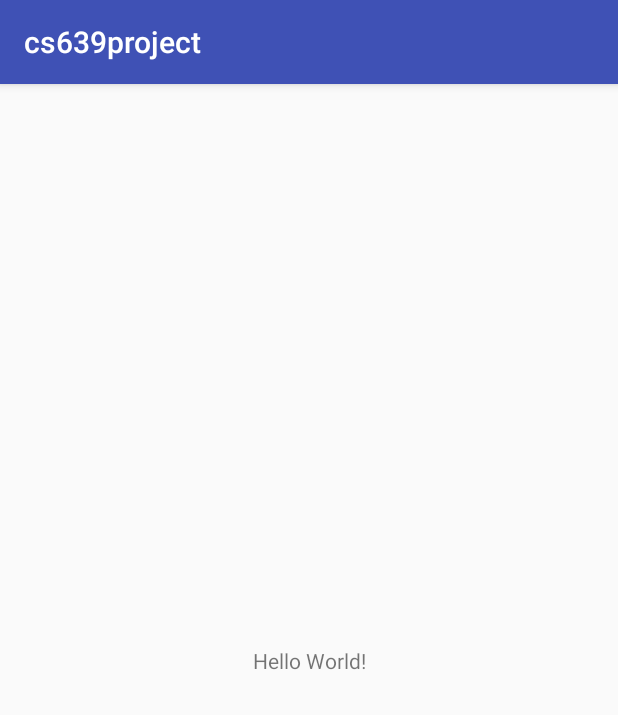
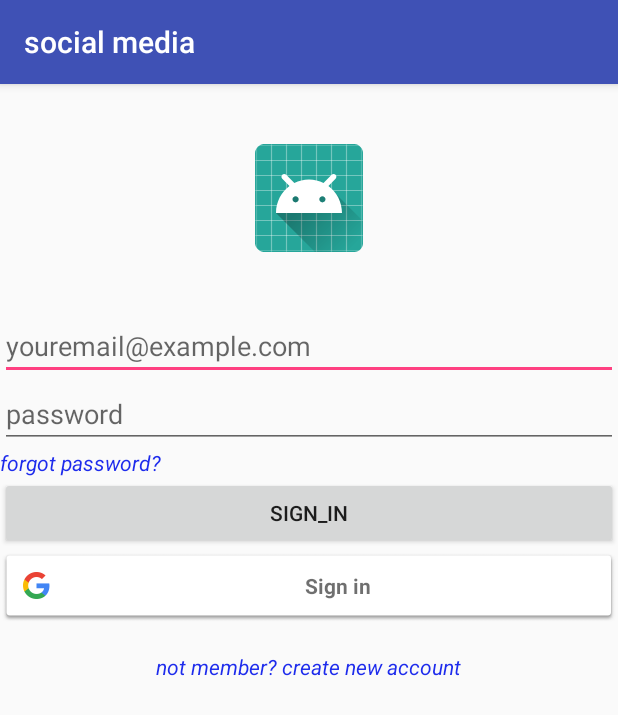
Before and after one commit to shardul91/CS639Project, an Android app: the screen it shows after launch (MainActivity before the commit, Login_Register_Activity after it), on a phone screen of 412 x 824 dp. Shown: the top 715 px of the screen. Run offline under Robolectric (Android 15) with nearby library versions, the phone set to English and light mode, and no system bars; our stand-ins replace Firebase (no records; nobody signed in at launch, a user with empty details on screens opened directly).

Commit message:
Login/registration complete

```diff
--- a/app/build.gradle
+++ b/app/build.gradle
@@ -22,7 +22,11 @@ dependencies {
     implementation fileTree(dir: 'libs', include: ['*.jar'])
     implementation 'com.android.support:appcompat-v7:26.1.0'
     implementation 'com.android.support.constraint:constraint-layout:1.0.2'
+    implementation 'com.google.firebase:firebase-auth:12.0.1'
     testImplementation 'junit:junit:4.12'
     androidTestImplementation 'com.android.support.test:runner:1.0.1'
     androidTestImplementation 'com.android.support.test.espresso:espresso-core:3.0.1'
+    implementation 'com.google.firebase:firebase-core:12.0.1'
+    implementation 'com.google.android.gms:play-services-auth:12.0.1'
 }
+apply plugin: 'com.google.gms.google-services'
--- a/app/src/main/AndroidManifest.xml
+++ b/app/src/main/AndroidManifest.xml
@@ -16,6 +16,9 @@
                 <category android:name="android.intent.category.LAUNCHER" />
             </intent-filter>
         </activity>
+        <activity android:name=".Login_Register_Activity" />
+        <activity android:name=".CreateNewAccount"
+            android:parentActivityName=".Login_Register_Activity"></activity>
     </application>
 
 </manifest>
--- /dev/null
+++ b/app/src/main/java/com/example/cs639project/cs639project/Login_Register_Activity.java
@@ -0,0 +1,158 @@
+package com.example.cs639project.cs639project;
+
+import android.content.Intent;
+import android.support.annotation.NonNull;
+import android.support.v7.app.AppCompatActivity;
+import android.os.Bundle;
+import android.text.TextUtils;
+import android.util.Log;
+import android.view.View;
+import android.widget.Button;
+import android.widget.EditText;
+import android.widget.ProgressBar;
+import android.widget.TextView;
+import android.widget.Toast;
+import com.google.android.gms.auth.api.signin.GoogleSignIn;
+import com.google.android.gms.auth.api.signin.GoogleSignInAccount;
+import com.google.android.gms.auth.api.signin.GoogleSignInClient;
+import com.google.android.gms.auth.api.signin.GoogleSignInOptions;
+import com.google.android.gms.common.SignInButton;
+import com.google.android.gms.common.api.ApiException;
+import com.google.android.gms.tasks.OnCompleteListener;
+import com.google.android.gms.tasks.Task;
+import com.google.firebase.auth.AuthCredential;
+import com.google.firebase.auth.AuthResult;
+import com.google.firebase.auth.FirebaseAuth;
+import com.google.firebase.auth.FirebaseUser;
+import com.google.firebase.auth.GoogleAuthProvider;
+
+public class Login_Register_Activity extends AppCompatActivity {
+
+    private FirebaseAuth mAuth;
+    EditText mSignIn_email;
+    EditText mSignIn_password;
+    Button mSignIn_button;
+    SignInButton mGoogle_button;
+    TextView mForgot_password;
+    TextView mCreate_new_account;
+    ProgressBar progressBar;
+    GoogleSignInClient mGoogleSignInClient;
+    private final static int RC_SIGN_IN=2;
+
+    @Override
+    protected void onCreate(Bundle savedInstanceState) {
+        super.onCreate(savedInstanceState);
+        setContentView(R.layout.activity_login__register_);
+        //references to the views i the layout
+        mAuth = FirebaseAuth.getInstance();
+        mSignIn_email= findViewById(R.id.signIn_email_holder);
+        mSignIn_password= findViewById(R.id.signIn_password_holder);
+        mSignIn_button= findViewById(R.id.signIn_submit);
+        mGoogle_button= findViewById(R.id.google_signIn_button);
+        mForgot_password= findViewById(R.id.forgot_password);
+        mCreate_new_account= findViewById(R.id.create_new_account);
+        progressBar= findViewById(R.id.progress_bar);
+
+        // Configure Google Sign In
+        GoogleSignInOptions gso = new GoogleSignInOptions.Builder(GoogleSignInOptions.DEFAULT_SIGN_IN)
+                .requestIdToken(getString(R.string.default_web_client_id))
+                .requestEmail()
+                .build();
+        mGoogleSignInClient = GoogleSignIn.getClient(this, gso);
+
+        mGoogle_button.setOnClickListener(new View.OnClickListener() {
+            @Override
+            public void onClick(View v) {
+                SignIn();
+            }
+        });
+
+    }
+
+    public void singInMethod(View view) {
+        String email= mSignIn_email.getText().toString().trim();
+        String password= mSignIn_password.getText().toString().trim();
+        if(!TextUtils.isEmpty(email) && !TextUtils.isEmpty(password)){
+            mAuth.signInWithEmailAndPassword(email, password)
+                    .addOnCompleteListener(this, new OnCompleteListener<AuthResult>() {
+                        public static final String TAG = "";
+                        @Override
+                        public void onComplete(@NonNull Task<AuthResult> task) {
+                            if (task.isSuccessful()) {
+                                // Sign in success, update UI with the signed-in user's information
+                                Log.d(TAG, "signInWithEmail:success");
+                                FirebaseUser user = mAuth.getCurrentUser();
+                                startActivity(new Intent(Login_Register_Activity.this, MainActivity.class));
+                                finish();
+                            } else {
+                                // If sign in fails, display a message to the user.
+                                Log.w(TAG, "signInWithEmail:failure", task.getException());
+                                Toast.makeText(Login_Register_Activity.this, "Authentication failed.",
+                                        Toast.LENGTH_SHORT).show();
+                            }
+                        }
+                    });
+
+        }else{
+            Toast.makeText(this, "Please enter valid email and password", Toast.LENGTH_SHORT).show();
+        }
+
+    }
+
+    public void SignIn() {
+        Intent signInIntent = mGoogleSignInClient.getSignInIntent();
+        startActivityForResult(signInIntent, RC_SIGN_IN);
+    }
+    @Override
+    public void onActivityResult(int requestCode, int resultCode, Intent data) {
+        super.onActivityResult(requestCode, resultCode, data);
+
+        // Result returned from launching the Intent from GoogleSignInApi.getSignInIntent(...);
+        if (requestCode == RC_SIGN_IN) {
+            Task<GoogleSignInAccount> task = GoogleSignIn.getSignedInAccountFromIntent(data);
+            try {
+                // Google Sign In was successful, authenticate with Firebase
+                GoogleSignInAccount account = task.getResult(ApiException.class);
+                firebaseAuthWithGoogle(account);
+            } catch (ApiException e) {
+                // Google Sign In failed, update UI appropriately
+                Toast.makeText(this, "Failed to Log-In", Toast.LENGTH_SHORT).show();
+                // ...
+            }
+        }
+    }
+
+    private void firebaseAuthWithGoogle(GoogleSignInAccount account) {
+        progressBar.setVisibility(View.VISIBLE);
+        AuthCredential credential = GoogleAuthProvider.getCredential(account.getIdToken(), null);
+        mAuth.signInWithCredential(credential)
+                .addOnCompleteListener(this, new OnCompleteListener<AuthResult>() {
+                    @Override
+                    public void onComplete(@NonNull Task<AuthResult> task) {
+                        if (task.isSuccessful()) {
+                            // Sign in success, update UI with the signed-in user's information
+                            Log.d("TAG", "signInWithCredential:success");
+                            FirebaseUser user = mAuth.getCurrentUser();
+                            Toast.makeText(Login_Register_Activity.this, "Login Successful", Toast.LENGTH_SHORT).show();
+                            progressBar.setVisibility(View.GONE);
+                            startActivity(new Intent(Login_Register_Activity.this, MainActivity.class));
+                            finish();
+                        } else {
+                            // If sign in fails, display a message to the user.
+                            progressBar.setVisibility(View.GONE);
+                            Log.w("TAG", "signInWithCredential:failure", task.getException());
+                            Toast.makeText(Login_Register_Activity.this, "Failed to Login", Toast.LENGTH_SHORT).show();
+                        }
+                        // ...
+                    }
+                });
+    }
+
+
+    public void createNewAccountMethod(View view) {
+        startActivity(new Intent(Login_Register_Activity.this, CreateNewAccount.class));
+    }
+
+    public void forgotPasswordMethod(View view) {
+    }
+}
--- a/app/src/main/java/com/example/cs639project/cs639project/MainActivity.java
+++ b/app/src/main/java/com/example/cs639project/cs639project/MainActivity.java
@@ -1,13 +1,74 @@
 package com.example.cs639project.cs639project;
 
+import android.content.Intent;
 import android.support.v7.app.AppCompatActivity;
 import android.os.Bundle;
+import android.view.Menu;
+import android.view.MenuInflater;
+import android.view.MenuItem;
+import android.widget.Toast;
+
+import com.google.firebase.auth.FirebaseAuth;
+import com.google.firebase.auth.FirebaseUser;
 
 public class MainActivity extends AppCompatActivity {
+
+    private FirebaseAuth mAuth;
 
     @Override
     protected void onCreate(Bundle savedInstanceState) {
         super.onCreate(savedInstanceState);
         setContentView(R.layout.activity_main);
+        //get firebase instance
+        mAuth = FirebaseAuth.getInstance();
+    }
+    @Override
+    public void onStart() {
+        super.onStart();
+        // Check if user is signed in (non-null) and update UI accordingly.
+        FirebaseUser currentUser = mAuth.getCurrentUser();
+        if (currentUser== null){
+            startActivity(new Intent(MainActivity.this, Login_Register_Activity.class));
+            finish();
+        }else return;
+    }
+
+    //inflate the menu layout
+    @Override
+    public boolean onCreateOptionsMenu(Menu menu) {
+        MenuInflater inflater= getMenuInflater();
+        inflater.inflate(R.menu.menu_bar, menu);
+        return true;
+    }
+
+    @Override
+    public boolean onOptionsItemSelected(MenuItem item) {
+        //two options in the menu.
+        // 1. logout and 2. settings
+        switch (item.getItemId()){
+            case R.id.logout_button:
+                logout();
+                return true;
+            case R.id.settings_button:
+                setting();
+                return true;
+            default:    return super.onOptionsItemSelected(item);
+        }
+    }
+
+    private void setting() {
+        //settings activity
+    }
+
+    private void logout() {
+        //logout the current user.
+        try {
+            mAuth.signOut();
+            Toast.makeText(this, "User Logged out", Toast.LENGTH_SHORT).show();
+            recreate();
+        } catch (Exception e) {
+            e.printStackTrace();
+            Toast.makeText(this, "Error while Logging out", Toast.LENGTH_SHORT).show();
+        }
     }
 }
--- /dev/null
+++ b/app/src/main/res/layout/activity_login__register_.xml
@@ -0,0 +1,72 @@
+<?xml version="1.0" encoding="utf-8"?>
+<LinearLayout xmlns:android="http://schemas.android.com/apk/res/android"
+    xmlns:app="http://schemas.android.com/apk/res-auto"
+    xmlns:tools="http://schemas.android.com/tools"
+    android:layout_width="match_parent"
+    android:layout_height="match_parent"
+    tools:context=".Login_Register_Activity"
+    android:orientation="vertical">
+
+    <ProgressBar
+        android:id="@+id/progress_bar"
+        android:layout_width="match_parent"
+        android:layout_height="wrap_content"
+        android:visibility="gone"/>
+
+    <ImageView
+        android:id="@+id/logo_view"
+        android:layout_width="wrap_content"
+        android:layout_height="wrap_content"
+        android:src="@mipmap/ic_launcher"
+        android:layout_margin="40dp"
+        android:layout_gravity="center"
+        />
+    <EditText
+        android:id="@+id/signIn_email_holder"
+        android:layout_width="match_parent"
+        android:layout_height="wrap_content"
+        android:hint="youremail@example.com"
+        android:inputType="textEmailAddress"
+        android:layout_gravity="center"/>
+    <EditText
+        android:id="@+id/signIn_password_holder"
+        android:layout_width="match_parent"
+        android:layout_height="wrap_content"
+        android:inputType="textPassword"
+        android:hint="password"
+        android:layout_gravity="center"/>
+    <TextView
+        android:id="@+id/forgot_password"
+        android:layout_width="wrap_content"
+        android:layout_height="wrap_content"
+        android:text="forgot password?"
+        android:textStyle="italic"
+        android:textColor="#1d2bec"
+        android:onClick="forgotPasswordMethod"/>
+    <Button
+        android:id="@+id/signIn_submit"
+        android:layout_width="match_parent"
+        android:layout_height="wrap_content"
+        android:text="Sign_In"
+        android:layout_gravity="center"
+        android:onClick="singInMethod"
+        />
+
+    <com.google.android.gms.common.SignInButton
+        android:id="@+id/google_signIn_button"
+        android:layout_width="match_parent"
+        android:layout_height="wrap_content"
+        android:layout_gravity="center"/>
+
+    <TextView
+        android:id="@+id/create_new_account"
+        android:layout_width="wrap_content"
+        android:layout_height="wrap_content"
+        android:text="not member? create new account"
+        android:textStyle="italic"
+        android:textColor="#1d2bec"
+        android:layout_gravity="center"
+        android:layout_margin="20dp"
+        android:onClick="createNewAccountMethod"/>
+
+</LinearLayout>
--- /dev/null
+++ b/app/src/main/res/menu/menu_bar.xml
@@ -0,0 +1,10 @@
+<?xml version="1.0" encoding="utf-8"?>
+<menu xmlns:android="http://schemas.android.com/apk/res/android"
+    xmlns:app="http://schemas.android.com/apk/res-auto">
+    <item
+        android:id="@+id/settings_button"
+        android:title="SETTINGS"/>
+    <item
+        android:id="@+id/logout_button"
+        android:title="LOGOUT"/>
+</menu>
--- a/app/src/main/res/values/strings.xml
+++ b/app/src/main/res/values/strings.xml
@@ -1,3 +1,3 @@
 <resources>
-    <string name="app_name">cs639project</string>
+    <string name="app_name">social media</string>
 </resources>
--- a/build.gradle
+++ b/build.gradle
@@ -8,6 +8,7 @@ buildscript {
     }
     dependencies {
         classpath 'com.android.tools.build:gradle:3.1.0'
+        classpath 'com.google.gms:google-services:3.2.0'
 
 
         // NOTE: Do not place your application dependencies here; they belong
```
Also changed, not shown: app/src/main/java/com/example/cs639project/cs639project/CreateNewAccount.java (added, +64 -0 lines), app/src/main/res/layout/activity_create_new_account.xml (added, +41 -0 lines), 1 other file.
